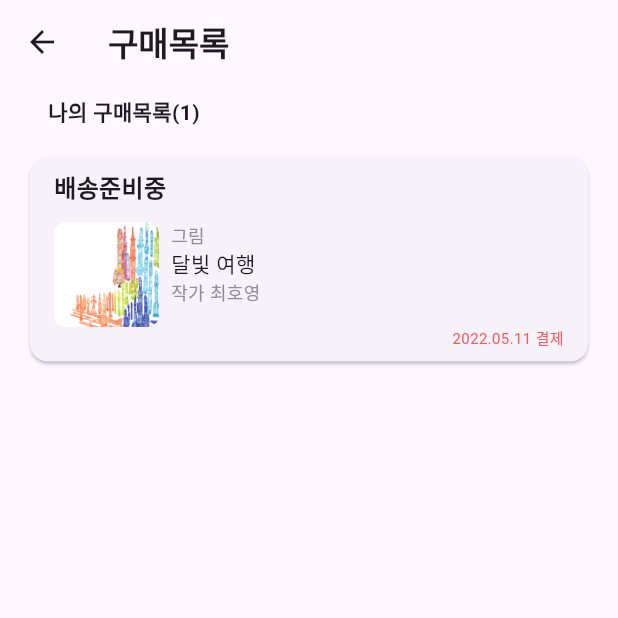
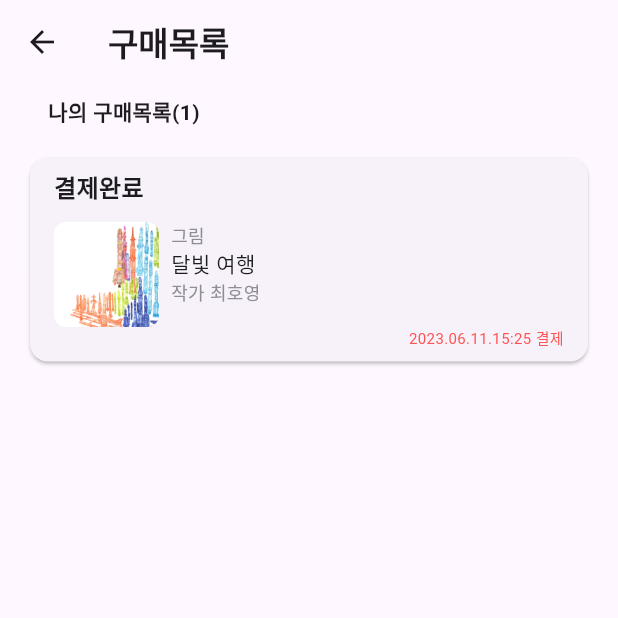
Before and after one commit to Su-Yeo/POA_FE, a Flutter app: the UserBuyingListScreen screen opened by its route, on a phone screen of 412 x 824 dp, the top half of it. Run offline on Flutter 3.47's test engine with Material 2 defaults, Android fonts, the light colour scheme and no system bars; our stand-ins replace carousel_slider, dio, flutter_riverpod, go_router, retrofit; missing offline and left inert: remedi_kopo; generated files the repository leaves out were written again; Roboto replaces fonts that are missing (Pretendard).

```diff
--- a/app/lib/base/components/buying_list_card.dart
+++ b/app/lib/base/components/buying_list_card.dart
@@ -17,7 +17,7 @@ class BuyingListCard extends StatelessWidget {
           crossAxisAlignment: CrossAxisAlignment.stretch,
           children: [
             const Text(
-              '배송준비중',
+              '결제완료',
               style: TextStyle(
                 fontWeight: FontWeight.bold,
                 fontSize: 16.0,
@@ -75,7 +75,7 @@ class BuyingListCard extends StatelessWidget {
               ),
             ),
             const Text(
-              '2022.05.11 결제',
+              '2023.06.11.15:25 결제',
               textAlign: TextAlign.end,
               style: TextStyle(
                 color: Colors.redAccent,
--- a/app/lib/base/screens/splash_screen.dart
+++ b/app/lib/base/screens/splash_screen.dart
@@ -25,7 +25,7 @@ class _SplashScreenState extends ConsumerState<SplashScreen> {
   Future<void> checkToken() async {
     return Future.delayed(
       const Duration(
-        milliseconds: 500,
+        milliseconds: 3000,
       ),
     ).then(
       (value) => context.go(
--- a/app/lib/sub/screens/art_detail_screen.dart
+++ b/app/lib/sub/screens/art_detail_screen.dart
@@ -85,7 +85,7 @@ class _ArtDetailScreenState extends ConsumerState<ArtDetailScreen> {
                   isLike
                       ? showSnackbar(
                           context,
-                          '응원을 더했습니다',
+                          '작가님께 응원의 메세지를 보내드릴게요!',
                         )
                       : showSnackbar(
                           context,
--- a/app/lib/sub/screens/art_paying_result_screen.dart
+++ b/app/lib/sub/screens/art_paying_result_screen.dart
@@ -54,6 +54,9 @@ class _ArtPayingResultScreenState extends ConsumerState<ArtPayingResultScreen> {
               fit: BoxFit.contain,
               width: 150,
               height: 150,
+            ),
+            SizedBox(
+              width: 16.0,
             ),
             Expanded(
               child: Column(
```
Also changed, not shown: 3 other files.
